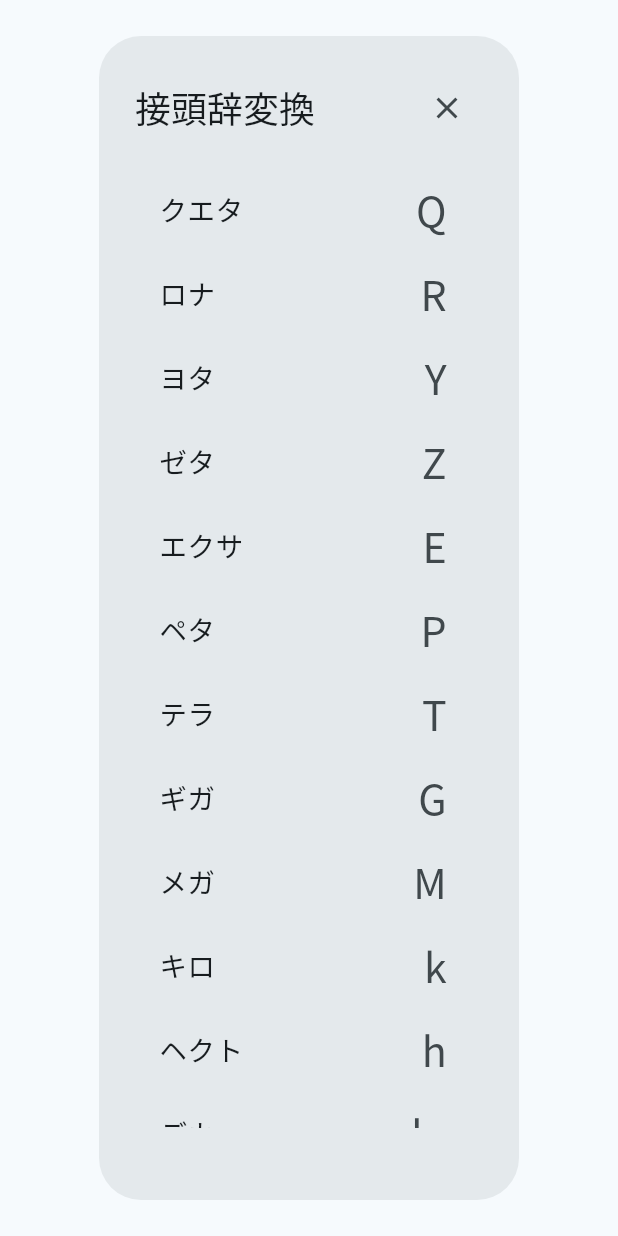
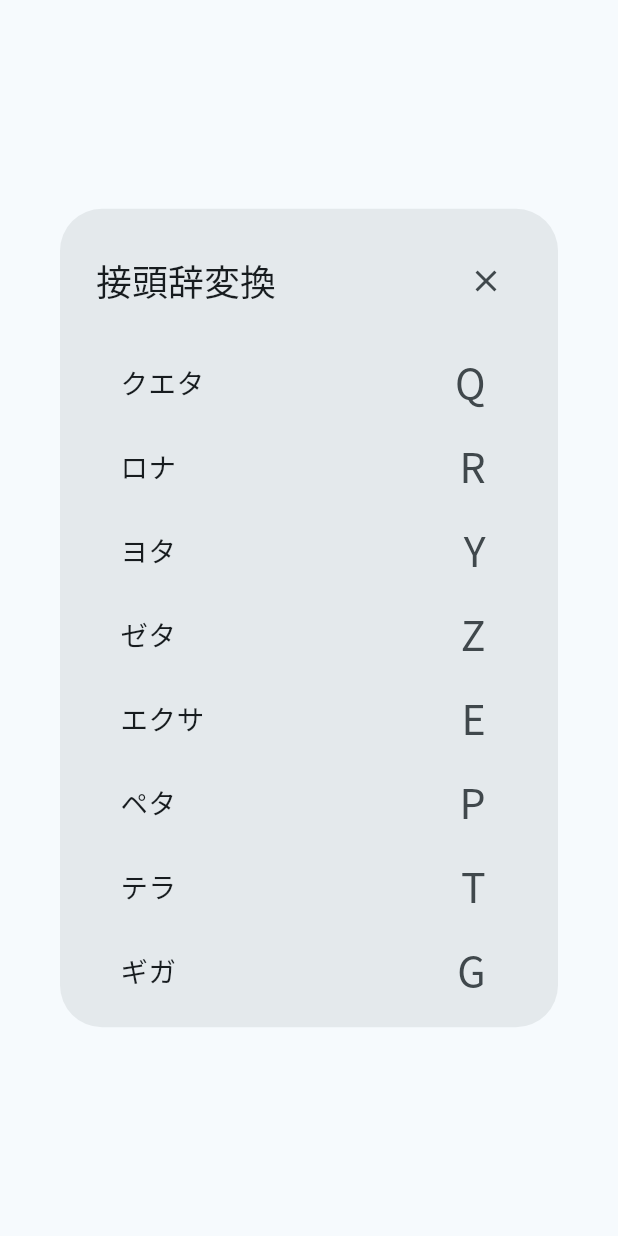
Before and after one commit to RioRio-do/calciunit, a Flutter app: the SetPrefixDialog widget shown alone on an empty page, opened directly, on a phone screen of 412 x 824 dp. Run offline on Flutter 3.47's test engine with Material 3 defaults, Android fonts, the phone set to English and light mode, and no system bars; our stand-ins replace decimal, flutter_hooks, flutter_riverpod, flutter_screenutil, freezed_annotation, go_router and 3 more; missing offline and left inert: rational; accounts and stored records are empty; generated files the repository leaves out were written again.

Commit message:
接頭辞の表示を改善し、接頭辞が未選択の場合の処理を修正。接頭辞変換メソッドの名称を変更し、ユニットカードの表示を更新。

```diff
--- a/lib/logic/prefix.dart
+++ b/lib/logic/prefix.dart
@@ -15,7 +15,7 @@ enum Prefix {
   k('1e3', 'キロ', 'k'),
   h('1e2', 'ヘクト', 'h'),
   da('1e1', 'デカ', 'da'),
-  none('1', 'なし', '-'),
+  none('1', '', ''),
   d('1e-1', 'デシ', 'd'),
   c('1e-2', 'センチ', 'c'),
   m('1e-3', 'ミリ', 'm'),
@@ -50,12 +50,12 @@ enum Prefix {
 }
 
 /// SI単位から変換
-String convertFromSI(String number, Prefix prefix) {
+String convertFromPrefix(String number, Prefix prefix) {
   return (Decimal.parse(number) * Decimal.parse(prefix.value)).toString();
 }
 
 /// SI単位へ変換
-String convertToSI(
+String convertToPrefix(
     String number, Prefix prefix, String scaleOnInfinitePrecisionS) {
   return (Decimal.parse(number) / Decimal.parse(prefix.value))
       .toDecimal(
--- a/lib/set_prefix_dialog.dart
+++ b/lib/set_prefix_dialog.dart
@@ -10,35 +10,43 @@ class SetPrefixDialog extends StatelessWidget {
   @override
   Widget build(BuildContext context) {
     return AlertDialog(
-      title: SizedBox(
-        width: double.infinity,
-        child: Row(
+      title: Row(
         mainAxisAlignment: MainAxisAlignment.spaceBetween,
         children: [
           const Text('接頭辞変換'),
           IconButton(
             icon: const Icon(Icons.close),
-              onPressed: () => Navigator.of(context).pop(null), // nullを返す
+            onPressed: () => Navigator.of(context).pop(null),
           ),
         ],
       ),
-      ),
-      content: ListView.builder(
+      content: SizedBox(
+        width: 300.w,
+        height: 400.h,
+        child: Scrollbar(
+          child: ListView.builder(
             itemBuilder: (context, index) {
               return ListTile(
-            title: Text(Prefix.values[index].siName,
+                title: Text(
+                    Prefix.values[index].siName == ''
+                        ? 'なし'
+                        : Prefix.values[index].siName,
                     style: TextStyle(fontSize: 16.w)),
-            trailing: Text(Prefix.values[index].siSymbol,
+                trailing: Text(
+                    Prefix.values[index].siSymbol == ''
+                        ? '-'
+                        : Prefix.values[index].siSymbol,
                     style: TextStyle(fontSize: 24.w)),
                 onTap: () {
-              Navigator.of(context).pop(Prefix.values[index]); // 選択したPrefixを返す
+                  Navigator.of(context).pop(Prefix.values[index]);
                 },
               );
             },
             itemCount: Prefix.values.length,
             shrinkWrap: true,
           ),
-      actions: const [],
+        ),
+      ),
     );
   }
 }
```
Also changed, not shown: lib/unit_card.dart (+29 -41 lines). Lines whose indentation alone changed are shown as unchanged.
